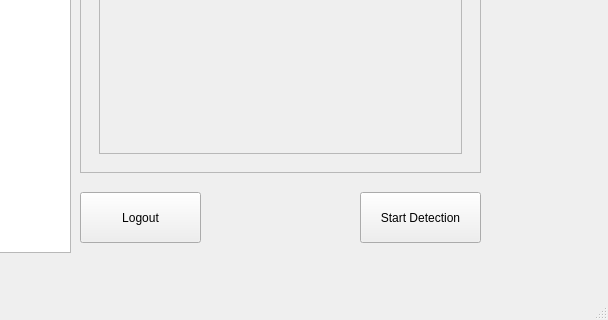
Old version of the form UI/Dashboard.ui in the repository JJLee2910/Final-Year-Project; both pictures show x 200 to 808 and y 338 to 658 of the 808 by 658 pixel window.
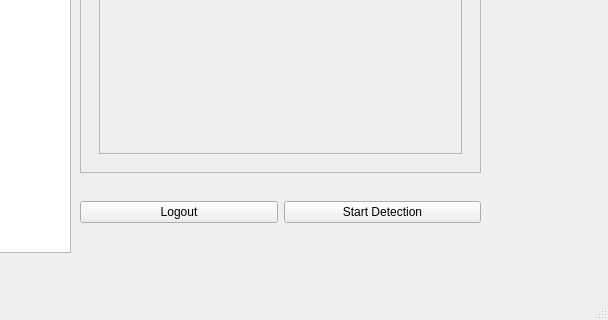
New version of the form. Icons and pictures are not drawn.

Commit message: refined button layout for dashboard

Diff of the .ui file:
```diff
--- a/UI/Dashboard.ui
+++ b/UI/Dashboard.ui
@@ -14,32 +14,6 @@
    <string>MainWindow</string>
   </property>
   <widget class="QWidget" name="centralwidget">
-   <widget class="QPushButton" name="detectButton">
-    <property name="geometry">
-     <rect>
-      <x>560</x>
-      <y>530</y>
-      <width>121</width>
-      <height>51</height>
-     </rect>
-    </property>
-    <property name="text">
-     <string>Start Detection</string>
-    </property>
-   </widget>
-   <widget class="QPushButton" name="logoutButton">
-    <property name="geometry">
-     <rect>
-      <x>280</x>
-      <y>530</y>
-      <width>121</width>
-      <height>51</height>
-     </rect>
-    </property>
-    <property name="text">
-     <string>Logout</string>
-    </property>
-   </widget>
    <widget class="QTableWidget" name="tableWidget">
     <property name="geometry">
      <rect>
@@ -193,6 +167,32 @@
      </item>
     </layout>
    </widget>
+   <widget class="QWidget" name="horizontalLayoutWidget">
+    <property name="geometry">
+     <rect>
+      <x>280</x>
+      <y>520</y>
+      <width>401</width>
+      <height>61</height>
+     </rect>
+    </property>
+    <layout class="QHBoxLayout" name="horizontalLayout">
+     <item>
+      <widget class="QPushButton" name="logoutButton">
+       <property name="text">
+        <string>Logout</string>
+       </property>
+      </widget>
+     </item>
+     <item>
+      <widget class="QPushButton" name="detectButton">
+       <property name="text">
+        <string>Start Detection</string>
+       </property>
+      </widget>
+     </item>
+    </layout>
+   </widget>
   </widget>
   <widget class="QStatusBar" name="statusbar"/>
  </widget>
```
The commit also changes 1 other file.
